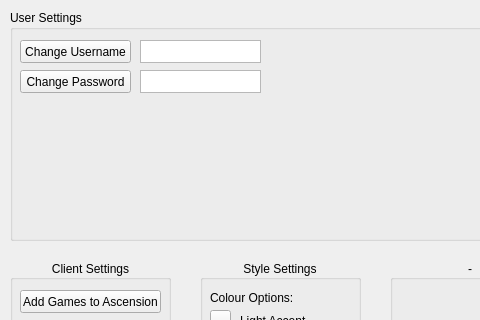
Above: Resource/UI/Settings.ui from Proj-Ascension/Client before the change; both pictures show x 0 to 480 and y 0 to 320 of the 592 by 544 pixel window. Below: the same form after it.
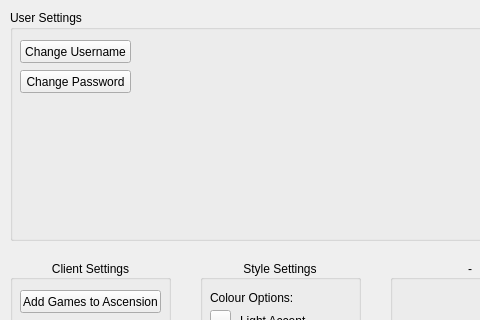
That is the form after the change.

Commit message:
Settings Widget
-Removed placeholder text fields

Diff of the .ui file:
```diff
--- a/Resource/UI/Settings.ui
+++ b/Resource/UI/Settings.ui
@@ -216,28 +216,6 @@
      <string>Change Username</string>
     </property>
    </widget>
-   <widget class="QPlainTextEdit" name="plainTextEdit">
-    <property name="geometry">
-     <rect>
-      <x>130</x>
-      <y>30</y>
-      <width>121</width>
-      <height>23</height>
-     </rect>
-    </property>
-    <property name="verticalScrollBarPolicy">
-     <enum>Qt::ScrollBarAlwaysOff</enum>
-    </property>
-    <property name="horizontalScrollBarPolicy">
-     <enum>Qt::ScrollBarAlwaysOff</enum>
-    </property>
-    <property name="plainText">
-     <string/>
-    </property>
-    <property name="placeholderText">
-     <string/>
-    </property>
-   </widget>
    <widget class="QPushButton" name="ChangeUsernameButton_2">
     <property name="geometry">
      <rect>
@@ -251,28 +229,6 @@
      <string>Change Password</string>
     </property>
    </widget>
-   <widget class="QPlainTextEdit" name="plainTextEdit_2">
-    <property name="geometry">
-     <rect>
-      <x>130</x>
-      <y>60</y>
-      <width>121</width>
-      <height>23</height>
-     </rect>
-    </property>
-    <property name="verticalScrollBarPolicy">
-     <enum>Qt::ScrollBarAlwaysOff</enum>
-    </property>
-    <property name="horizontalScrollBarPolicy">
-     <enum>Qt::ScrollBarAlwaysOff</enum>
-    </property>
-    <property name="plainText">
-     <string/>
-    </property>
-    <property name="placeholderText">
-     <string/>
-    </property>
-   </widget>
   </widget>
   <widget class="QGroupBox" name="groupBox_4">
    <property name="geometry">
```
